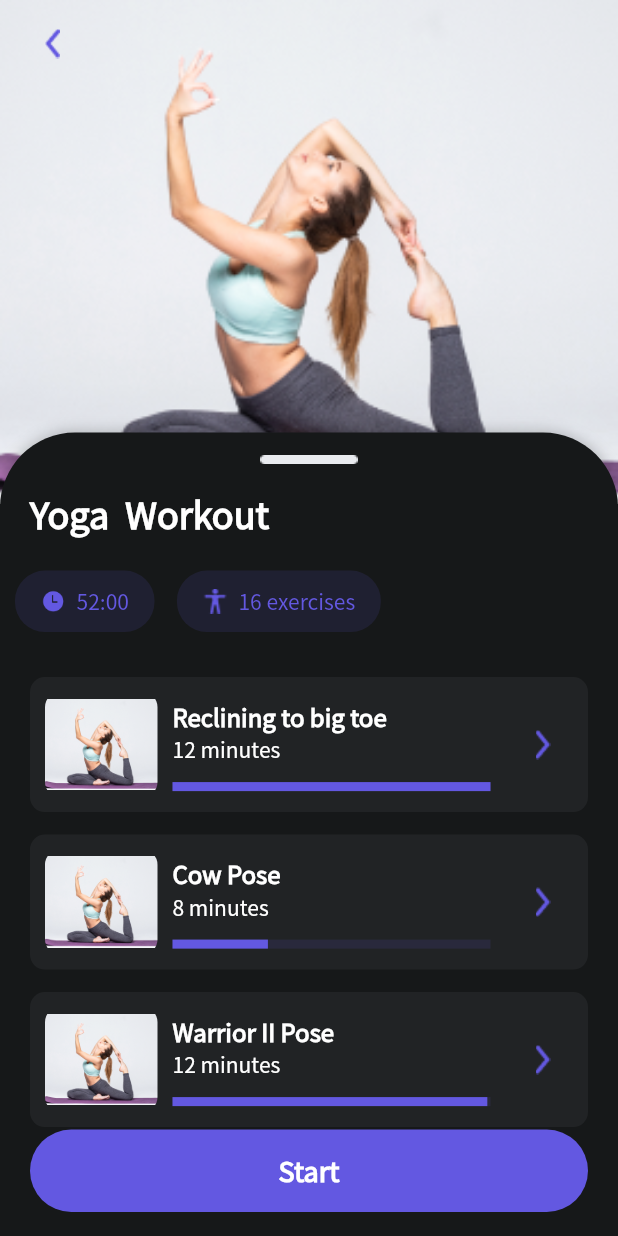
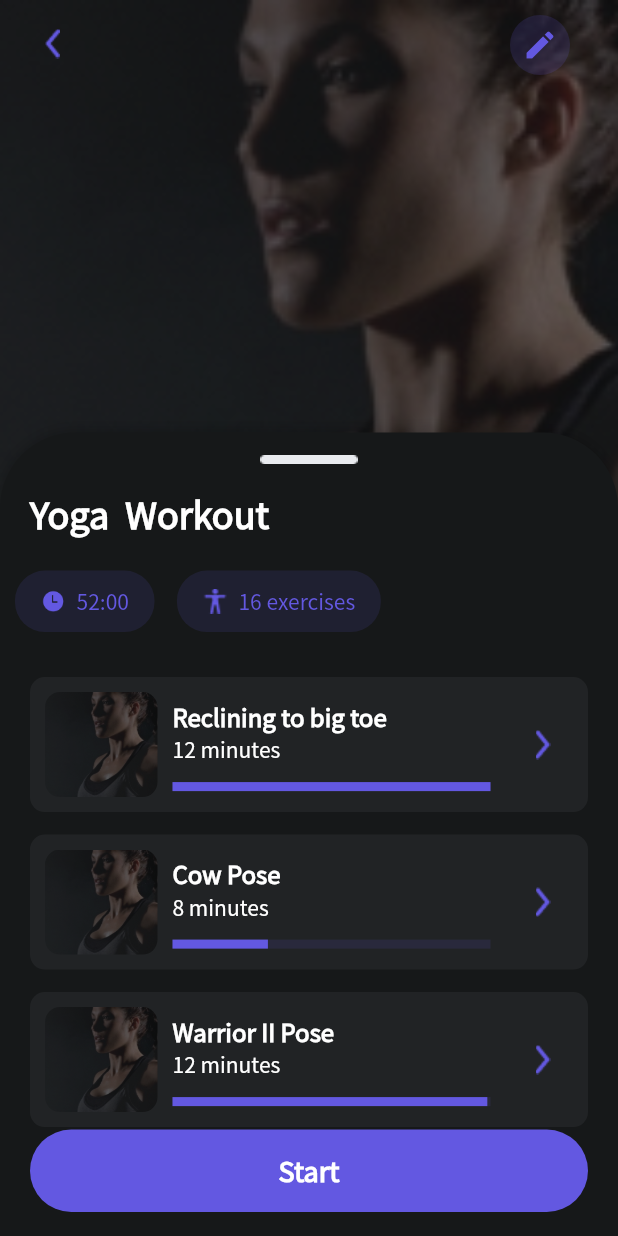
Before and after one commit to ultrasenses/fitboard, a Flutter app: the WorkoutsPage screen opened directly, after a tap on "Yoga", on a phone screen of 412 x 824 dp. Run offline on Flutter 3.47's test engine with Material 2 defaults, Android fonts, the phone set to English and light mode, and no system bars; drawn by our look-alikes of percent_indicator, sliding_up_panel; our stand-ins replace bloc, chewie, dots_indicator, firebase_auth, firebase_core, firebase_storage and 6 more; missing offline and left inert: custom_timer; accounts and stored records are empty.

Commit message:
[FITBOARD-1] feat: change images

```diff
--- a/lib/screens/workout_details_screen/widget/panel/exercises_list.dart
+++ b/lib/screens/workout_details_screen/widget/panel/exercises_list.dart
@@ -91,7 +91,7 @@ class ExerciseCell extends StatelessWidget {
         borderRadius: BorderRadius.circular(10),
         image: DecorationImage(
           image: AssetImage(workout.image),
-          fit: BoxFit.contain,
+          fit: BoxFit.cover,
         ),
       ),
     );
--- a/lib/screens/workout_details_screen/widget/workout_details_body.dart
+++ b/lib/screens/workout_details_screen/widget/workout_details_body.dart
@@ -19,6 +19,7 @@ class WorkoutDetailsBody extends StatelessWidget {
         children: [
           _createImage(),
           _createBackButton(context),
+          _editWorkoutButton()
         ],
       ),
     );
@@ -50,9 +51,31 @@ class WorkoutDetailsBody extends StatelessWidget {
     );
   }
 
+  Widget _editWorkoutButton() {
+    return Positioned(
+      right: 20,
+      top: 6,
+      child: SafeArea(
+        child: BlocBuilder<WorkoutDetailsBloc, WorkoutDetailsState>(
+          builder: (context, state) {
+            return TextButton(
+                onPressed: () async {},
+                style: TextButton.styleFrom(
+                    shape: const CircleBorder(),
+                    backgroundColor:
+                        ColorConstants.primaryColor.withOpacity(0.16)),
+                child:
+                    const Icon(Icons.edit, color: ColorConstants.primaryColor));
+          },
+        ),
+      ),
+    );
+  }
+
   Widget _createImage() {
     return SizedBox(
       width: double.infinity,
+      height: 500,
       child: Image(
         image: AssetImage(workout.image),
         fit: BoxFit.cover,
--- a/lib/screens/workouts/widget/workout_card.dart
+++ b/lib/screens/workouts/widget/workout_card.dart
@@ -18,8 +18,13 @@ class WorkoutCard extends StatelessWidget {
       height: 140,
       margin: const EdgeInsets.symmetric(horizontal: 20),
       decoration: BoxDecoration(
-        borderRadius: BorderRadius.circular(20),
+        borderRadius: BorderRadius.circular(35),
         color: ColorConstants.darkModeCardColor,
+        image: DecorationImage(
+            image: AssetImage(workout.image),
+            fit: BoxFit.contain,
+            alignment: Alignment.centerRight
+          ),
       ),
       child: Material(
         color: Colors.transparent,
@@ -70,7 +75,7 @@ class WorkoutCard extends StatelessWidget {
                       ),
                     ),
                     const SizedBox(width: 60),
-                    Expanded(child: ClipRRect(borderRadius: BorderRadius.circular(15), child: Image.asset(workout.image, fit: BoxFit.fill))),
+                    // Expanded(child: ClipRRect(borderRadius: BorderRadius.circular(15), child: Image.asset(workout.image, fit: BoxFit.fill))),
                   ],
                 ),
               ),
--- a/lib/screens/workouts/widget/workout_content.dart
+++ b/lib/screens/workouts/widget/workout_content.dart
@@ -13,20 +13,25 @@ class WorkoutContent extends StatelessWidget {
       color: ColorConstants.darkModeBackgroundColor,
       height: double.infinity,
       width: double.infinity,
-      child: _createHomeBody(context),
+      child: Stack(
+        children: [_createHomeBody(context), _editWorkoutButton()],
+      ),
     );
   }
 
   Widget _createHomeBody(BuildContext context) {
     return Padding(
-      padding: const EdgeInsets.only(top: 50),
+      padding: const EdgeInsets.only(top: 70),
       child: Column(
         crossAxisAlignment: CrossAxisAlignment.start,
         children: [
           const Padding(
             padding: EdgeInsets.symmetric(horizontal: 20.0),
             child: Text('My training',
-                style: TextStyle(fontSize: 24, fontWeight: FontWeight.bold, color: ColorConstants.textWhite)),
+                style: TextStyle(
+                    fontSize: 24,
+                    fontWeight: FontWeight.bold,
+                    color: ColorConstants.textWhite)),
           ),
           const SizedBox(height: 5),
           Expanded(
@@ -43,6 +48,18 @@ class WorkoutContent extends StatelessWidget {
     );
   }
 
+  Widget _editWorkoutButton() {
+    return Positioned(
+        top: 64,
+        right: 12,
+        child: TextButton(
+            onPressed: () async {},
+            style: TextButton.styleFrom(
+                shape: const CircleBorder(),
+                backgroundColor: ColorConstants.primaryColor.withOpacity(0.16)),
+            child: const Icon(Icons.edit, color: ColorConstants.primaryColor)));
+  }
+
   Widget _createWorkoutCard(WorkoutData workoutData) {
     return Padding(
       padding: const EdgeInsets.only(bottom: 20),
```
Also changed, not shown: assets/icons/home/2.0x/inProgress.png, assets/icons/home/3.0x/inProgress.png, assets/icons/home/inProgress.png, assets/icons/workouts/2.0x/full_body.png, assets/icons/workouts/2.0x/pilates.png, assets/icons/workouts/2.0x/stretching.png, assets/icons/workouts/2.0x/yoga.png, assets/icons/workouts/3.0x/full_body.png, assets/icons/workouts/3.0x/pilates.png, assets/icons/workouts/3.0x/stretching.png, assets/icons/workouts/3.0x/yoga.png, assets/icons/workouts/full_body.png, assets/icons/workouts/pilates.png, assets/icons/workouts/stretching.png, 1 more files.
